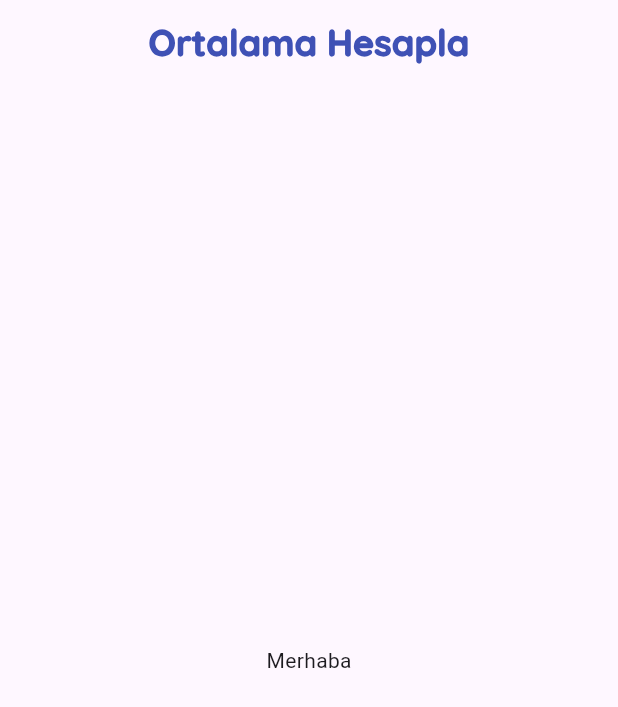
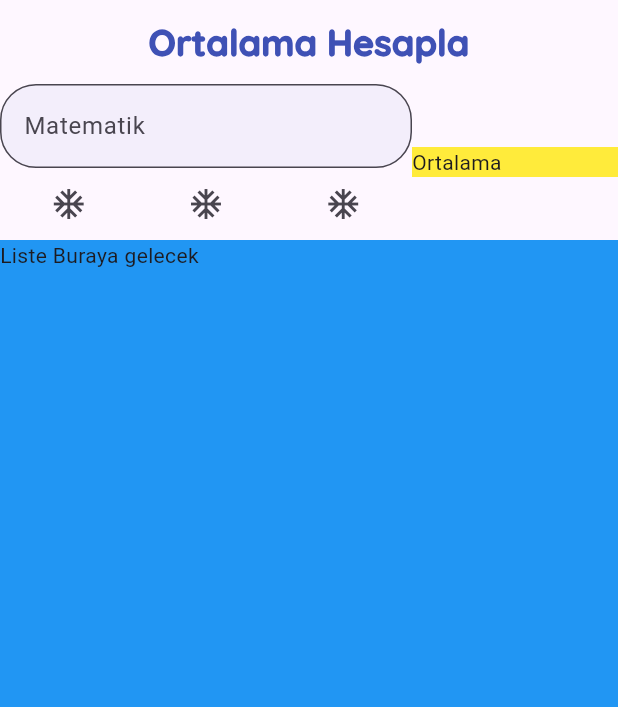
Before and after one commit to varcoguzhan/Flutter_Dinamik_Not, a Flutter app: the screen it shows after launch, on a phone screen of 412 x 824 dp. Shown: the top 707 px of the screen. Run offline on Flutter 3.47's test engine with Material 3 defaults, Android fonts, the light colour scheme and no system bars; our stand-ins replace google_fonts; missing offline and left inert: dart:ffi.

Commit message:
textformfield oluşturulması

```diff
--- a/lib/constarts/app_constrats.dart
+++ b/lib/constarts/app_constrats.dart
@@ -7,4 +7,6 @@ class Sabitler{
   static final TextStyle baslikStyle= GoogleFonts.quicksand(
     fontSize: 24, fontWeight: FontWeight.w900, color: anaRenk
   );
+
+  static BorderRadius borderRadius =BorderRadius.circular(24);
 }
--- a/lib/widgets/ortalama_hesapla_page.dart
+++ b/lib/widgets/ortalama_hesapla_page.dart
@@ -1,25 +1,96 @@
+import 'dart:ffi';
+
 import 'package:flutter/material.dart';
+import 'package:flutter/widgets.dart';
 import 'package:flutter_dinamik_not/constarts/app_constrats.dart';
 
-class OrtalamaHesaplaPage extends StatefulWidget{
-  OrtalamaHesaplaPage({Key? key}):super(key: key);
+class OrtalamaHesaplaPage extends StatefulWidget {
+  OrtalamaHesaplaPage({Key? key}) : super(key: key);
 
   @override
-  _OrtalamaHesaplaPageState createState()=> _OrtalamaHesaplaPageState();
+  _OrtalamaHesaplaPageState createState() => _OrtalamaHesaplaPageState();
 }
 
 class _OrtalamaHesaplaPageState extends State<OrtalamaHesaplaPage> {
+  var formKey = GlobalKey<FormState>();
+
   @override
   Widget build(BuildContext context) {
+    return Scaffold(
+        appBar: AppBar(
+            backgroundColor: Colors.transparent,
+            elevation: 0,
+            title: Center(
+              child: Text(
+                Sabitler.baslikText,
+                style: Sabitler.baslikStyle,
+              ),
+            )),
+        body: Column(
+          crossAxisAlignment: CrossAxisAlignment.stretch,
+          children: [
+            Row(
+              children: [
+                Expanded(
+                  flex: 2,
+                  child: _buildForm(),
+                  ),
 
-    return Scaffold(
-      appBar: AppBar(
-        backgroundColor: Colors.transparent,
-        elevation: 0,
-        title: Center(child: Text(Sabitler.baslikText, style: Sabitler.baslikStyle,),)
+                Expanded(
+                  flex: 1,
+                  child: Container(
+                    child: Text('Ortalama '),
+                    color: Colors.yellow,
+                  ),
+                )
+              ],
+            ),
+            Expanded(
+              child: Container(
+                child: Text('Liste Buraya gelecek'),
+                color: Colors.blue,
+              ),
+            )
+          ],
+        ));
+  }
+
+  Widget _buildForm() {
+    return Form(
+      key: formKey,
+      child: Column(
+        children: [
+          _builTextFormField(),
+          Row(
+            mainAxisAlignment: MainAxisAlignment.spaceAround,
+            children: [
+              IconButton(onPressed: () {},
+               icon: Icon(Icons.ac_unit),
+               ),
+              IconButton(
+                onPressed: () {},
+                icon: Icon(Icons.ac_unit),
+              ),
+              IconButton(
+                onPressed: () {},
+                icon: Icon(Icons.ac_unit),
+              ),
+              ],
+          )
+        ],
       ),
-      body: Center(child: Text('Merhaba'),)
     );
   }
 
+  _builTextFormField() {
+    return TextFormField(
+      decoration: InputDecoration(
+        hintText: 'Matematik',
+        border: OutlineInputBorder( borderRadius:Sabitler.borderRadius),
+        filled: true,
+        fillColor: Sabitler.anaRenk.shade100.withOpacity(0.2)
+      ),
+
+    );
+  }
 }
```
Also changed, not shown: 3 other files.
